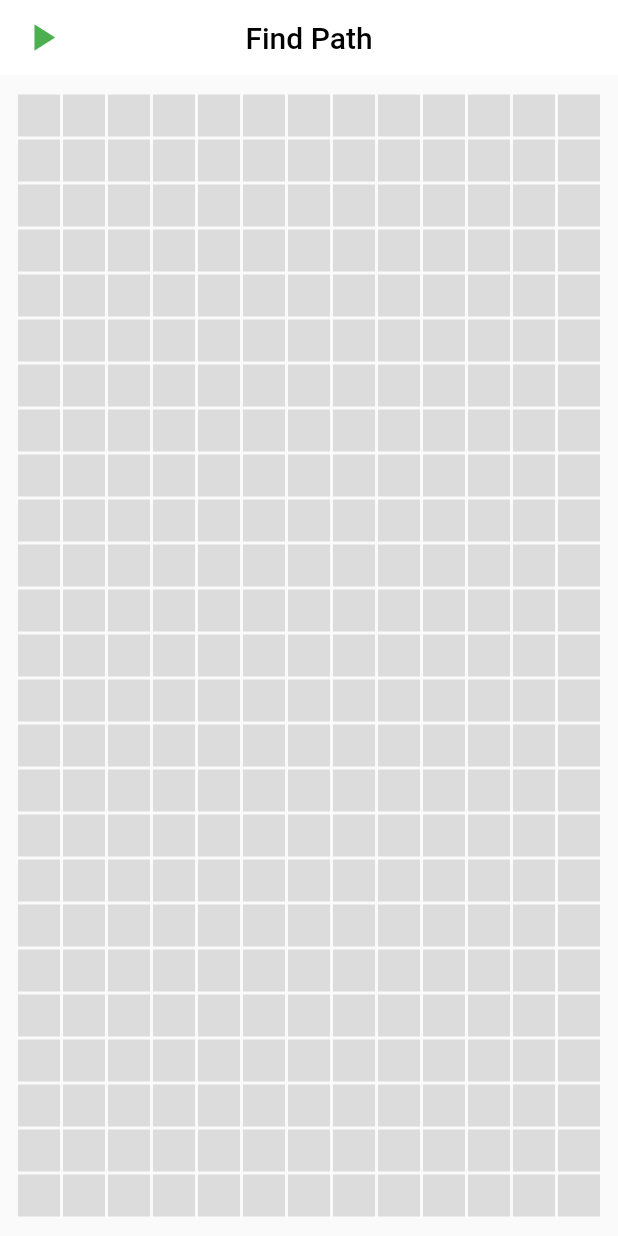
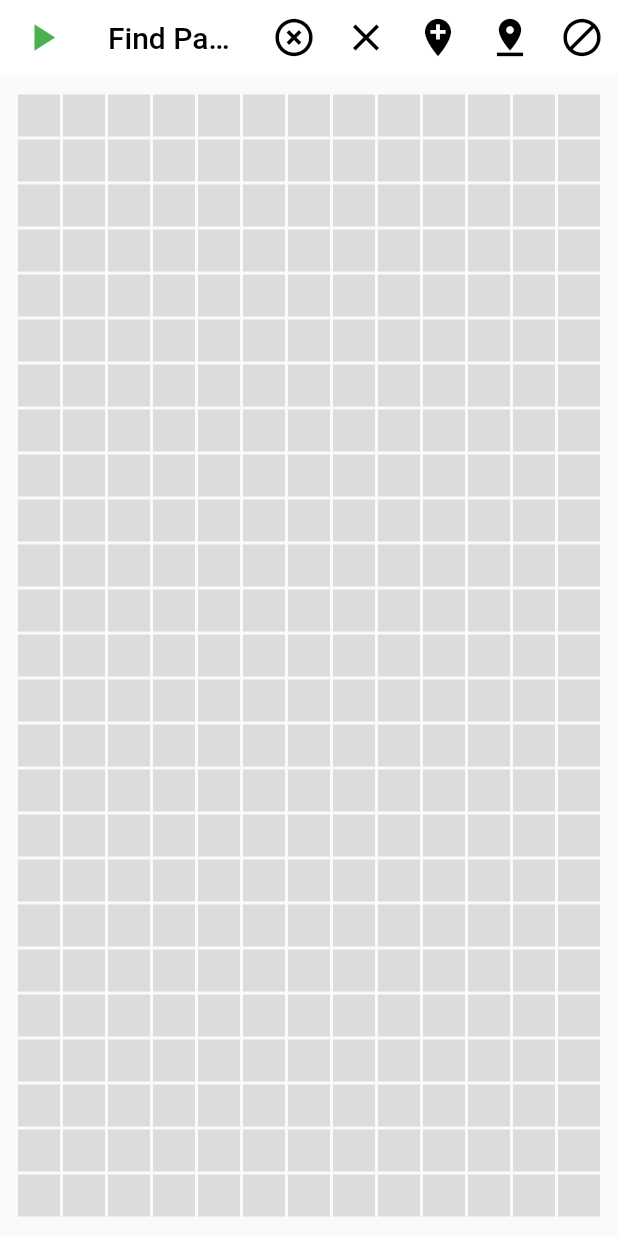
Before and after one commit to jyotirmoy-paul/findpath, a Flutter app: the screen it shows after launch, on a phone screen of 412 x 824 dp. Run offline on Flutter 3.47's test engine with Material 2 defaults, Android fonts, the phone set to English and light mode, and no system bars.

Commit message:
finalized the blocks, start and end nodes

```diff
--- a/lib/engine/generate_points.dart
+++ b/lib/engine/generate_points.dart
@@ -1,6 +1,5 @@
 import 'package:findpath/models/node.dart';
 import 'package:findpath/utils/constants.dart';
-import 'package:findpath/widgets/node_widget.dart';
 import 'package:flutter/material.dart';
 
 class GenerateNodes {
--- a/lib/models/node.dart
+++ b/lib/models/node.dart
@@ -1,5 +1,5 @@
 import 'package:findpath/widgets/node_widget.dart';
-import 'package:flutter/cupertino.dart';
+import 'package:flutter/material.dart';
 
 class Node {
   GlobalKey<NodeWidgetState> _key;
@@ -14,6 +14,7 @@ class Node {
     );
   }
 
-  set changeNodeColor(Color color) =>
-      this._key.currentState.setNodeColor(color);
+  void setNodeColor(Color color) => this._key.currentState.setNodeColor(color);
+
+  Color get nodeColor => this._key.currentState.color;
 }
--- a/lib/screens/main_screen.dart
+++ b/lib/screens/main_screen.dart
@@ -1,9 +1,15 @@
-import 'dart:developer';
-
 import 'package:findpath/engine/generate_points.dart';
 import 'package:findpath/models/node.dart';
+import 'package:findpath/utils/alert.dart';
 import 'package:findpath/utils/constants.dart';
 import 'package:flutter/material.dart';
+
+enum NodeType {
+  BlockNode,
+  StartNode,
+  EndNode,
+  ClearNode,
+}
 
 class MainScreen extends StatefulWidget {
   @override
@@ -12,29 +18,72 @@ class MainScreen extends StatefulWidget {
 
 class _MainScreenState extends State<MainScreen> {
   List<List<Node>> _nodes;
+  NodeType _currentSelectedNodeType = NodeType.BlockNode;
+
+  Node _startNode;
+  Node _endNode;
 
   _startAlgo() {}
 
-  // this method handles the node tap at index (i, j)
-  void _onNodeTap(int i, int j) {
-    log('($i, $j)');
+  void _updateNodeType(NodeType nodeType, BuildContext ctx) {
+    if (_currentSelectedNodeType == nodeType) return;
+
+    _currentSelectedNodeType = nodeType;
+
+    switch (nodeType) {
+      case NodeType.BlockNode:
+        return Alert.showSnackBar(ctx, 'Block node selected');
+      case NodeType.StartNode:
+        return Alert.showSnackBar(ctx, 'Start node selected');
+      case NodeType.EndNode:
+        return Alert.showSnackBar(ctx, 'End node selected');
+      case NodeType.ClearNode:
+        return Alert.showSnackBar(ctx, 'Clear node selected');
+    }
   }
 
-  Widget _buildLeadingPlayIconButton() => IconButton(
-        icon: Icon(
-          Icons.play_arrow,
-          size: 30.0,
-          color: Colors.green,
-        ),
-        onPressed: _startAlgo,
-      );
+  void _onNodeTap(int i, int j) {
+    switch (_currentSelectedNodeType) {
+      case NodeType.BlockNode:
+        if (_nodes[i][j].nodeColor != kDefaultNodeColor) return;
 
-  Widget _buildTitleText() => const Text(
-        "Find Path",
-        style: const TextStyle(
-          color: Colors.black,
-        ),
-      );
+        return _nodes[i][j].setNodeColor(kBlockNodeColor);
+
+      case NodeType.StartNode:
+        if (_nodes[i][j].nodeColor != kDefaultNodeColor) return;
+        if (_startNode != null) return;
+
+        _startNode = _nodes[i][j];
+        return _nodes[i][j].setNodeColor(kStartNodeColor);
+
+      case NodeType.EndNode:
+        if (_nodes[i][j].nodeColor != kDefaultNodeColor) return;
+        if (_endNode != null) return;
+
+        _endNode = _nodes[i][j];
+        return _nodes[i][j].setNodeColor(kEndNodeColor);
+
+      case NodeType.ClearNode:
+        if (_nodes[i][j].nodeColor == kStartNodeColor) _startNode = null;
+        if (_nodes[i][j].nodeColor == kEndNodeColor) _endNode = null;
+
+        return _nodes[i][j].setNodeColor(kDefaultNodeColor);
+    }
+  }
+
+  void _clearNodes(BuildContext ctx) {
+    _nodes.clear();
+    _nodes.addAll(GenerateNodes.generate(context));
+
+    if (mounted) setState(() {});
+
+    Alert.showSnackBar(ctx, 'Cleared all Nodes');
+  }
+
+  @override
+  void initState() {
+    super.initState();
+  }
 
   @override
   Widget build(BuildContext context) {
@@ -43,12 +92,15 @@ class _MainScreenState extends State<MainScreen> {
     return Scaffold(
       appBar: PreferredSize(
         preferredSize: const Size.fromHeight(kAppBarHeight),
-        child: AppBar(
-          backgroundColor: Colors.white,
-          elevation: 0.0,
-          centerTitle: true,
-          title: _buildTitleText(),
-          leading: _buildLeadingPlayIconButton(),
+        child: Builder(
+          builder: (ctx) => AppBar(
+            backgroundColor: Colors.white,
+            elevation: 0.0,
+            centerTitle: true,
+            title: _buildTitleText(),
+            leading: _buildLeadingPlayIconButton(),
+            actions: _buildActions(ctx),
+          ),
         ),
       ),
       body: SafeArea(
@@ -88,4 +140,63 @@ class _MainScreenState extends State<MainScreen> {
       ),
     );
   }
+
+  List<Widget> _buildActions(BuildContext ctx) => [
+        IconButton(
+          icon: Icon(
+            Icons.highlight_off,
+            size: 30.0,
+            color: Colors.black,
+          ),
+          onPressed: () => _clearNodes(ctx),
+        ),
+        IconButton(
+          icon: Icon(
+            Icons.clear,
+            size: 30.0,
+            color: Colors.black,
+          ),
+          onPressed: () => _updateNodeType(NodeType.ClearNode, ctx),
+        ),
+        IconButton(
+          icon: Icon(
+            Icons.add_location,
+            size: 30.0,
+            color: Colors.black,
+          ),
+          onPressed: () => _updateNodeType(NodeType.StartNode, ctx),
+        ),
+        IconButton(
+          icon: Icon(
+            Icons.pin_drop,
+            size: 30.0,
+            color: Colors.black,
+          ),
+          onPressed: () => _updateNodeType(NodeType.EndNode, ctx),
+        ),
+        IconButton(
+          icon: Icon(
+            Icons.block,
+            size: 30.0,
+            color: Colors.black,
+          ),
+          onPressed: () => _updateNodeType(NodeType.BlockNode, ctx),
+        ),
+      ];
+
+  Widget _buildLeadingPlayIconButton() => IconButton(
+        icon: Icon(
+          Icons.play_arrow,
+          size: 30.0,
+          color: Colors.green,
+        ),
+        onPressed: _startAlgo,
+      );
+
+  Widget _buildTitleText() => const Text(
+        "Find Path",
+        style: const TextStyle(
+          color: Colors.black,
+        ),
+      );
 }
--- /dev/null
+++ b/lib/utils/alert.dart
@@ -0,0 +1,14 @@
+import 'package:flutter/cupertino.dart';
+import 'package:flutter/material.dart';
+
+class Alert {
+  static void showSnackBar(BuildContext context, String message,
+      {milliseconds = 2000}) {
+    Scaffold.of(context).showSnackBar(
+      SnackBar(
+        content: Text(message),
+        duration: Duration(milliseconds: milliseconds),
+      ),
+    );
+  }
+}
--- a/lib/utils/constants.dart
+++ b/lib/utils/constants.dart
@@ -13,5 +13,5 @@ const kAnimationDuration = const Duration(milliseconds: 80);
 const kDefaultNodeColor = const Color(0xffdcdcdc);
 const kBlockNodeColor = const Color(0xff111111);
 
-const kStartNodeColor = Colors.red;
-const kEndNodeColor = Colors.green;
+const kStartNodeColor = Colors.green;
+const kEndNodeColor = Colors.red;
--- a/lib/widgets/node_widget.dart
+++ b/lib/widgets/node_widget.dart
@@ -16,19 +16,21 @@ class NodeWidget extends StatefulWidget {
 }
 
 class NodeWidgetState extends State<NodeWidget> {
-  double factor = 1.0;
-  Color color = kDefaultNodeColor;
+  double _factor = 1.0;
+  Color _color = kDefaultNodeColor;
+
+  Color get color => _color;
 
   setNodeColor(Color newColor) async {
     setState(() {
-      factor = kIncreaseByFactor;
+      _factor = kIncreaseByFactor;
+      _color = newColor;
     });
 
     await Future.delayed(kAnimationDuration);
 
     setState(() {
-      factor = 1.0;
-      color = newColor;
+      _factor = 1.0;
     });
   }
 
@@ -37,10 +39,10 @@ class NodeWidgetState extends State<NodeWidget> {
     final dimen = (kNodesDimen - kNodeMargin * 2);
 
     return Transform.scale(
-      scale: factor,
+      scale: _factor,
       child: AnimatedContainer(
         duration: kAnimationDuration,
-        color: color,
+        color: _color,
         margin: EdgeInsets.all(kNodeMargin),
         height: dimen,
         width: dimen,
```
